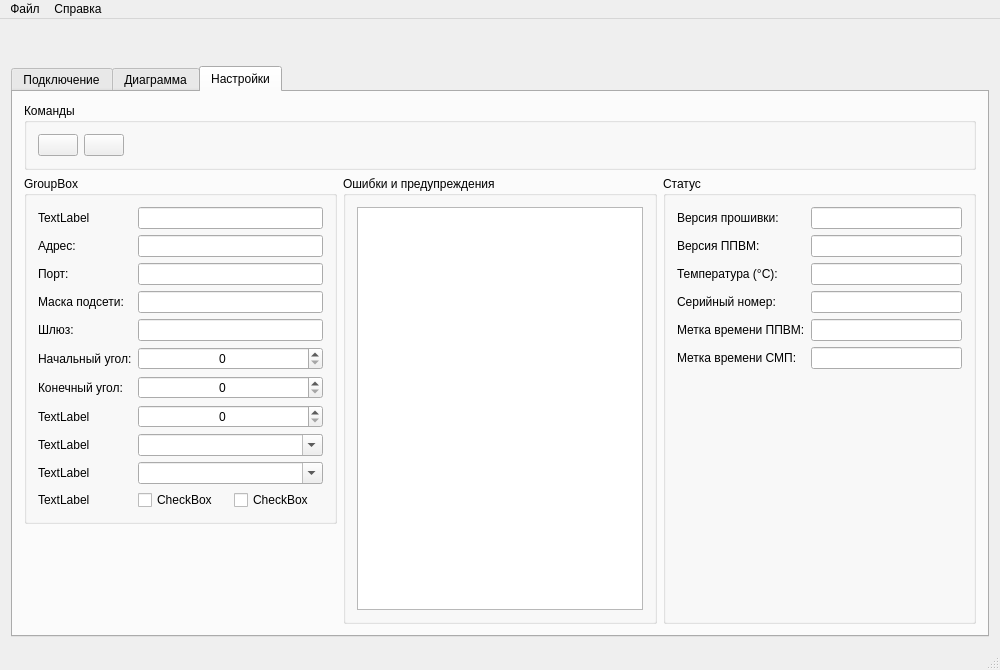
Qt form Source/window.ui (Grandbrain/Sensor) before a commit.
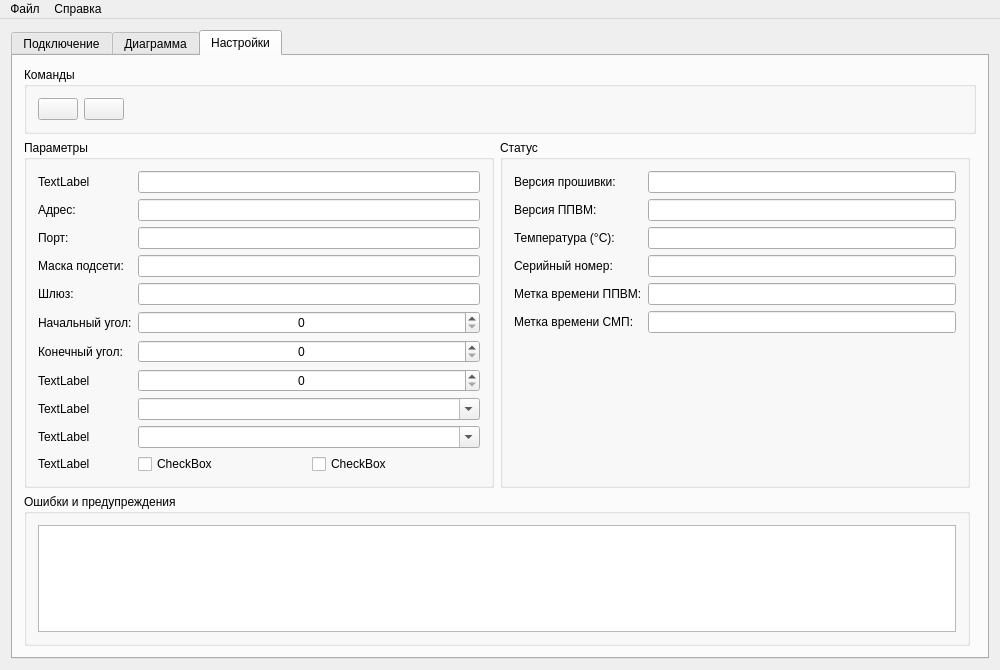
The same form after that commit. The open tabs and pages were chosen to show the change. Icons and pictures are not drawn.

The edit to the form file:
```diff
--- a/Source/window.ui
+++ b/Source/window.ui
@@ -26,39 +26,6 @@
    </property>
    <layout class="QGridLayout" name="layoutCentralWidget">
     <item row="0" column="0">
-     <widget class="QWidget" name="widget_2" native="true">
-      <property name="minimumSize">
-       <size>
-        <width>0</width>
-        <height>30</height>
-       </size>
-      </property>
-      <property name="maximumSize">
-       <size>
-        <width>16777215</width>
-        <height>30</height>
-       </size>
-      </property>
-      <layout class="QGridLayout" name="gridLayout_2">
-       <property name="leftMargin">
-        <number>2</number>
-       </property>
-       <property name="topMargin">
-        <number>2</number>
-       </property>
-       <property name="rightMargin">
-        <number>2</number>
-       </property>
-       <property name="bottomMargin">
-        <number>2</number>
-       </property>
-       <item row="0" column="0">
-        <widget class="QLabel" name="label_17"/>
-       </item>
-      </layout>
-     </widget>
-    </item>
-    <item row="1" column="0">
      <widget class="QTabWidget" name="tabWidget">
       <property name="mouseTracking">
        <bool>true</bool>
@@ -397,88 +364,10 @@
           </layout>
          </widget>
         </item>
-        <item row="1" column="2">
-         <widget class="QGroupBox" name="groupStatus">
-          <property name="title">
-           <string>Статус</string>
-          </property>
-          <layout class="QVBoxLayout" name="layoutGroup">
-           <item>
-            <layout class="QFormLayout" name="formLayout_2">
-             <property name="fieldGrowthPolicy">
-              <enum>QFormLayout::AllNonFixedFieldsGrow</enum>
-             </property>
-             <item row="0" column="0">
-              <widget class="QLabel" name="label_13">
-               <property name="text">
-                <string>Версия прошивки:</string>
-               </property>
-              </widget>
-             </item>
-             <item row="0" column="1">
-              <widget class="QLineEdit" name="lineEdit_8"/>
-             </item>
              <item row="1" column="0">
-              <widget class="QLabel" name="label_14">
-               <property name="text">
-                <string>Версия ППВМ:</string>
-               </property>
-              </widget>
-             </item>
-             <item row="1" column="1">
-              <widget class="QLineEdit" name="lineEdit_9"/>
-             </item>
-             <item row="2" column="0">
-              <widget class="QLabel" name="label_15">
-               <property name="text">
-                <string>Температура (°C):</string>
-               </property>
-              </widget>
-             </item>
-             <item row="2" column="1">
-              <widget class="QLineEdit" name="lineEdit_11"/>
-             </item>
-             <item row="3" column="0">
-              <widget class="QLabel" name="label_18">
-               <property name="text">
-                <string>Серийный номер:</string>
-               </property>
-              </widget>
-             </item>
-             <item row="3" column="1">
-              <widget class="QLineEdit" name="lineEdit_12"/>
-             </item>
-             <item row="4" column="0">
-              <widget class="QLabel" name="label_19">
-               <property name="text">
-                <string>Метка времени ППВМ:</string>
-               </property>
-              </widget>
-             </item>
-             <item row="4" column="1">
-              <widget class="QLineEdit" name="lineEdit_6"/>
-             </item>
-             <item row="5" column="0">
-              <widget class="QLabel" name="label">
-               <property name="text">
-                <string>Метка времени СМП:</string>
-               </property>
-              </widget>
-             </item>
-             <item row="5" column="1">
-              <widget class="QLineEdit" name="lineEdit_7"/>
-             </item>
-            </layout>
-           </item>
-          </layout>
-         </widget>
-        </item>
-        <item row="1" column="0">
-         <layout class="QVBoxLayout" name="verticalLayout">
-          <item>
            <widget class="QGroupBox" name="groupBox">
             <property name="title">
-             <string>GroupBox</string>
+           <string>Параметры</string>
             </property>
             <layout class="QFormLayout" name="formLayout_3">
              <property name="fieldGrowthPolicy">
@@ -673,22 +562,79 @@
             </layout>
            </widget>
           </item>
-          <item>
-           <spacer name="verticalSpacer">
-            <property name="orientation">
-             <enum>Qt::Vertical</enum>
-            </property>
-            <property name="sizeHint" stdset="0">
-             <size>
-              <width>20</width>
-              <height>40</height>
-             </size>
-            </property>
-           </spacer>
-          </item>
-         </layout>
+        <item row="1" column="1">
+         <widget class="QGroupBox" name="groupStatus">
+          <property name="title">
+           <string>Статус</string>
+          </property>
+          <layout class="QFormLayout" name="formLayout">
+           <property name="fieldGrowthPolicy">
+            <enum>QFormLayout::AllNonFixedFieldsGrow</enum>
+           </property>
+           <item row="0" column="0">
+            <widget class="QLabel" name="label_13">
+             <property name="text">
+              <string>Версия прошивки:</string>
+             </property>
+            </widget>
+           </item>
+           <item row="0" column="1">
+            <widget class="QLineEdit" name="lineEdit_8"/>
+           </item>
+           <item row="1" column="0">
+            <widget class="QLabel" name="label_14">
+             <property name="text">
+              <string>Версия ППВМ:</string>
+             </property>
+            </widget>
+           </item>
+           <item row="1" column="1">
+            <widget class="QLineEdit" name="lineEdit_9"/>
+           </item>
+           <item row="2" column="0">
+            <widget class="QLabel" name="label_15">
+             <property name="text">
+              <string>Температура (°C):</string>
+             </property>
+            </widget>
+           </item>
+           <item row="2" column="1">
+            <widget class="QLineEdit" name="lineEdit_11"/>
+           </item>
+           <item row="3" column="0">
+            <widget class="QLabel" name="label_18">
+             <property name="text">
+              <string>Серийный номер:</string>
+             </property>
+            </widget>
+           </item>
+           <item row="3" column="1">
+            <widget class="QLineEdit" name="lineEdit_12"/>
+           </item>
+           <item row="4" column="0">
+            <widget class="QLabel" name="label_19">
+             <property name="text">
+              <string>Метка времени ППВМ:</string>
+             </property>
+            </widget>
+           </item>
+           <item row="4" column="1">
+            <widget class="QLineEdit" name="lineEdit_6"/>
+           </item>
+           <item row="5" column="0">
+            <widget class="QLabel" name="label">
+             <property name="text">
+              <string>Метка времени СМП:</string>
+             </property>
+            </widget>
+           </item>
+           <item row="5" column="1">
+            <widget class="QLineEdit" name="lineEdit_7"/>
+           </item>
+          </layout>
+         </widget>
         </item>
-        <item row="1" column="1">
+        <item row="2" column="0" colspan="2">
          <widget class="QGroupBox" name="groupDesc">
           <property name="sizePolicy">
            <sizepolicy hsizetype="Expanding" vsizetype="Preferred">
@@ -736,7 +682,6 @@
    <addaction name="menuFile"/>
    <addaction name="menuHelp"/>
   </widget>
-  <widget class="QStatusBar" name="statusBar"/>
   <action name="actionExit">
    <property name="text">
     <string>Выход</string>
```
Left out of the diff: 127 changed lines with no effect on the pictures. Lines whose indentation alone changed are shown as unchanged.
